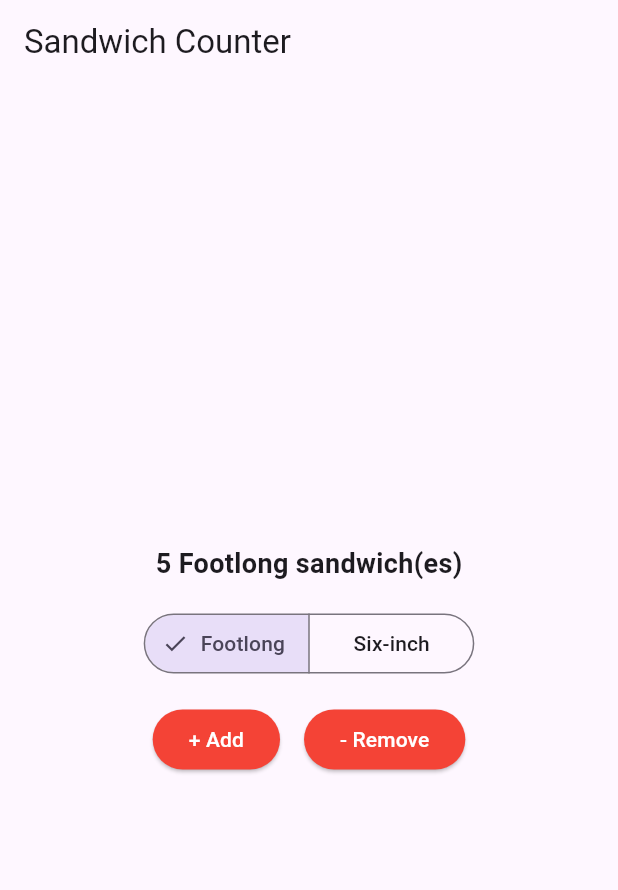
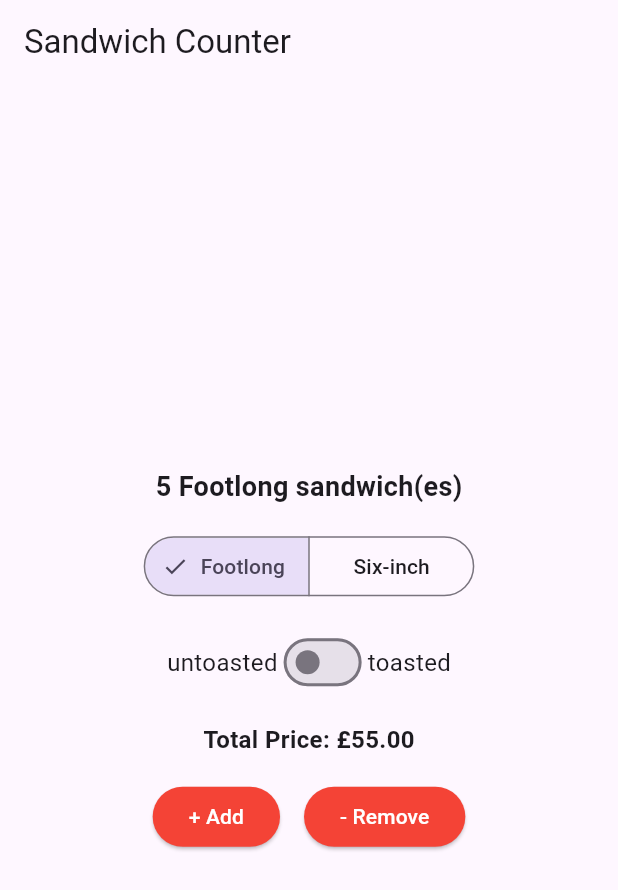
Before and after one commit to justinb14/sandwich_shop, a Flutter app: the screen it shows after launch, on a phone screen of 412 x 824 dp. Shown: the top 890 px of the screen. Run offline on Flutter 3.47's test engine with Material 3 defaults, Android fonts, the phone set to English and light mode, and no system bars.

Commit message:
Pricing logic and toasted or untoasted option created.

```diff
--- a/lib/main.dart
+++ b/lib/main.dart
@@ -1,4 +1,5 @@
 import 'package:flutter/material.dart';
+import 'repositories/pricing_repository.dart';
 
 void main() {
   runApp(const App());
@@ -16,6 +17,8 @@ class _AppState extends State<App> {
   int quantity = 5;
   final int maxQuantity = 10;
   String selectedSandwichType = 'Footlong';
+  bool _isToasted = false; // New state variable
+  final PricingRepository pricingRepository = PricingRepository();
 
   void _addQuantity() {
     if (quantity < maxQuantity) {
@@ -59,6 +62,26 @@ class _AppState extends State<App> {
                     selectedSandwichType = newSelection.first;
                   });
                 },
+              ),
+              const SizedBox(height: 16),
+              Row(
+                mainAxisAlignment: MainAxisAlignment.center,
+                children: [
+                  const Text('untoasted', style: TextStyle(fontSize: 16)),
+                  Switch(
+                    key: const Key('toastedSwitch'), // Unique key for the toasted switch
+                    value: _isToasted,
+                    onChanged: (value) {
+                      setState(() => _isToasted = value);
+                    },
+                  ),
+                  const Text('toasted', style: TextStyle(fontSize: 16)),
+                ],
+              ),
+              const SizedBox(height: 16),
+              Text(
+                'Total Price: £${pricingRepository.calculateTotalPrice(selectedSandwichType, quantity).toStringAsFixed(2)}',
+                style: const TextStyle(fontSize: 16, fontWeight: FontWeight.bold),
               ),
               const SizedBox(height: 16),
               Row(
--- /dev/null
+++ b/lib/repositories/pricing_repository.dart
@@ -0,0 +1,14 @@
+class PricingRepository {
+  final double sixInchPrice = 7.0;
+  final double footlongPrice = 11.0;
+
+  double calculateTotalPrice(String sandwichType, int quantity) {
+    if (sandwichType == 'Six-inch') {
+      return sixInchPrice * quantity;
+    } else if (sandwichType == 'Footlong') {
+      return footlongPrice * quantity;
+    } else {
+      throw ArgumentError('Invalid sandwich type: $sandwichType');
+    }
+  }
+}
```
Also changed, not shown: 1 other file.
